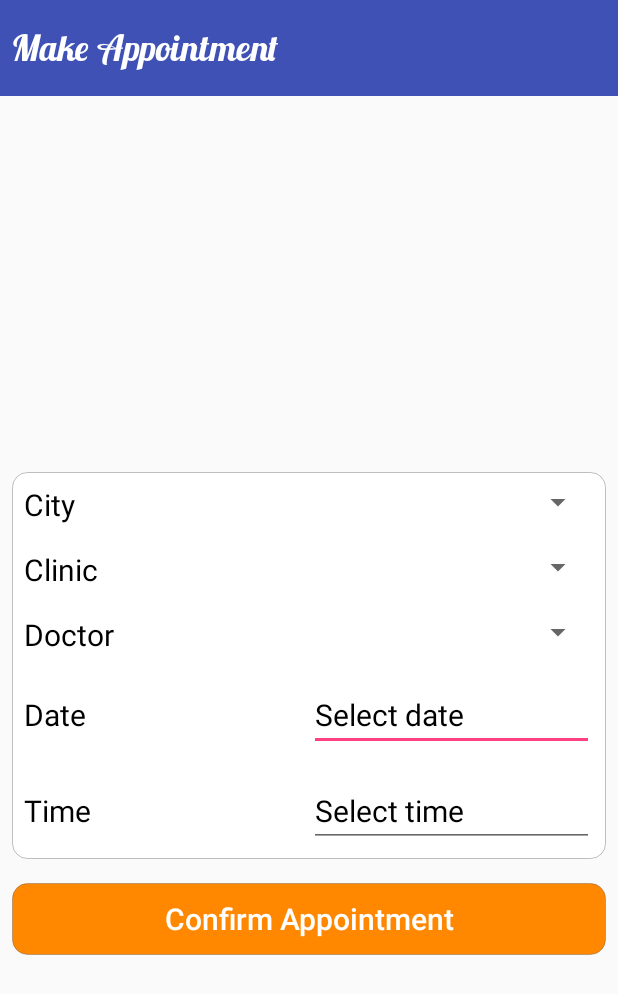
After one commit to aagarwal1012/Maharo-Doctor-Android, an Android app: the MakeAppointmentActivity screen opened directly, with no data from a screen before it, on a phone screen of 412 x 824 dp. The commit adds this screen. Shown: the top 994 px of the screen. Run offline under Robolectric (Android 15) with nearby library versions, the phone set to English and light mode, and no system bars.

Commit message:
Added make appointment activity layout

```diff
--- a/app/build.gradle
+++ b/app/build.gradle
@@ -30,4 +30,5 @@ dependencies {
     androidTestImplementation 'com.android.support.test:runner:1.0.2'
     androidTestImplementation 'com.android.support.test.espresso:espresso-core:3.0.2'
     compile 'com.android.support:design:26.1.0'
+    implementation 'de.hdodenhof:circleimageview:2.2.0'
 }
--- /dev/null
+++ b/app/src/main/res/layout/activity_make_appointment.xml
@@ -0,0 +1,190 @@
+<?xml version="1.0" encoding="utf-8"?>
+<LinearLayout xmlns:android="http://schemas.android.com/apk/res/android"
+    android:orientation="vertical" android:layout_width="match_parent"
+    android:layout_height="match_parent">
+
+    <LinearLayout
+        android:layout_width="match_parent"
+        android:layout_height="64dp"
+        android:background="@color/colorPrimary"
+        android:gravity="center_vertical"
+        android:orientation="horizontal">
+
+        <TextView
+            android:id="@+id/toolbar"
+            android:layout_width="wrap_content"
+            android:layout_height="wrap_content"
+            android:textColor="@android:color/white"
+            android:text="Make Appointment"
+            android:textSize="24sp"
+            android:padding="8dp"/>
+
+    </LinearLayout>
+
+    <RelativeLayout
+        android:layout_width="match_parent"
+        android:layout_height="0dp"
+        android:layout_weight="1">
+
+        <LinearLayout
+            android:id="@+id/appointment_form_fields"
+            android:layout_width="match_parent"
+            android:layout_height="wrap_content"
+            android:layout_margin="8dp"
+            android:layout_centerHorizontal="true"
+            android:layout_centerVertical="true"
+            android:orientation="vertical"
+            android:background="@drawable/rounded_background"
+            >
+
+            <LinearLayout
+                android:layout_width="match_parent"
+                android:layout_height="wrap_content"
+                android:orientation="horizontal"
+                android:padding="8dp">
+
+                <TextView
+                    android:layout_width="0dp"
+                    android:layout_weight="1"
+                    android:layout_height="wrap_content"
+                    android:text="City"
+                    android:textSize="20sp"
+                    android:textColor="@android:color/black"/>
+
+                <Spinner
+                    android:id="@+id/city_name"
+                    android:layout_width="0dp"
+                    android:layout_weight="1"
+                    android:layout_height="wrap_content"
+                    android:textAlignment="center"></Spinner>
+
+            </LinearLayout>
+
+            <LinearLayout
+                android:layout_width="match_parent"
+                android:layout_height="wrap_content"
+                android:orientation="horizontal"
+                android:padding="8dp">
+
+                <TextView
+                    android:layout_width="0dp"
+                    android:layout_weight="1"
+                    android:layout_height="wrap_content"
+                    android:text="Clinic"
+                    android:textSize="20sp"
+                    android:textColor="@android:color/black"/>
+
+                <Spinner
+                    android:id="@+id/clinic_name"
+                    android:layout_width="0dp"
+                    android:layout_weight="1"
+                    android:layout_height="wrap_content"
+                    android:textAlignment="center"></Spinner>
+
+            </LinearLayout>
+            <LinearLayout
+                android:layout_width="match_parent"
+                android:layout_height="wrap_content"
+                android:orientation="horizontal"
+                android:padding="8dp">
+
+                <TextView
+                    android:layout_width="0dp"
+                    android:layout_weight="1"
+                    android:layout_height="wrap_content"
+                    android:text="Doctor"
+                    android:textSize="20sp"
+                    android:textColor="@android:color/black"/>
+
+                <Spinner
+                    android:id="@+id/doctor_name"
+                    android:layout_width="0dp"
+                    android:layout_weight="1"
+                    android:layout_height="wrap_content"
+                    android:textAlignment="center"></Spinner>
+
+            </LinearLayout>
+
+            <LinearLayout
+                android:layout_width="match_parent"
+                android:layout_height="wrap_content"
+                android:orientation="horizontal"
+                android:padding="8dp">
+
+                <TextView
+                    android:layout_width="0dp"
+                    android:layout_weight="1"
+                    android:layout_height="wrap_content"
+                    android:text="Date"
+                    android:textSize="20sp"
+                    android:textColor="@android:color/black"/>
+
+                <EditText
+                    android:id="@+id/appointment_date"
+                    android:layout_width="0dp"
+                    android:layout_weight="1"
+                    android:layout_height="wrap_content"
+                    android:textSize="20sp"
+                    android:textColor="@android:color/black"
+                    android:text="Select date"/>
+
+            </LinearLayout>
+
+            <TextView
+                android:id="@+id/date_warning"
+                android:layout_width="match_parent"
+                android:layout_height="wrap_content"
+                android:textColor="@android:color/holo_red_dark"
+                android:gravity="end"
+                android:visibility="gone"
+                android:text="Select a valid date"/>
+
+            <LinearLayout
+                android:layout_width="match_parent"
+                android:layout_height="wrap_content"
+                android:orientation="horizontal"
+                android:padding="8dp">
+
+                <TextView
+                    android:layout_width="0dp"
+                    android:layout_weight="1"
+                    android:layout_height="wrap_content"
+                    android:text="Time"
+                    android:textSize="20sp"
+                    android:textColor="@android:color/black"/>
+
+                <EditText
+                    android:id="@+id/appointment_time"
+                    android:layout_width="0dp"
+                    android:layout_weight="1"
+                    android:layout_height="wrap_content"
+                    android:textSize="20sp"
+                    android:text="Select time"
+                    android:textColor="@android:color/black"/>
+
+            </LinearLayout>
+            <TextView
+                android:visibility="gone"
+                android:id="@+id/time_warning"
+                android:layout_width="match_parent"
+                android:layout_height="wrap_content"
+                android:textColor="@android:color/holo_red_dark"
+                android:gravity="end"
+                android:text="Select a valid time between 10:00 to 20:59"/>
+
+        </LinearLayout>
+
+        <Button
+            android:layout_width="match_parent"
+            android:layout_height="wrap_content"
+            android:background="@drawable/signin_button_bg"
+            android:layout_below="@id/appointment_form_fields"
+            android:text="Confirm Appointment"
+            android:textAllCaps="false"
+            android:textColor="@android:color/white"
+            android:textSize="20sp"
+            android:layout_margin="8dp"/>
+
+    </RelativeLayout>
+
+</LinearLayout>
```
Also changed, not shown: app/src/main/AndroidManifest.xml (+9 -5 lines), app/src/main/java/in/ashutoshchaubey/maharodoctor/CurrentStatusActivity.java (added, +13 -0 lines), app/src/main/java/in/ashutoshchaubey/maharodoctor/MainActivity.java (+10 -0 lines), app/src/main/java/in/ashutoshchaubey/maharodoctor/MakeAppointmentActivity.java (added, +128 -0 lines), app/src/main/res/layout/activity_current_status.xml (added, +9 -0 lines), app/src/main/res/layout/activity_login.xml (+0 -7 lines), app/src/main/res/layout/activity_main.xml (+18 -3 lines), app/src/main/res/layout/make_appointment_fragment.xml (added, +22 -0 lines), app/src/main/assets/fonts/lobster.otf (added).
